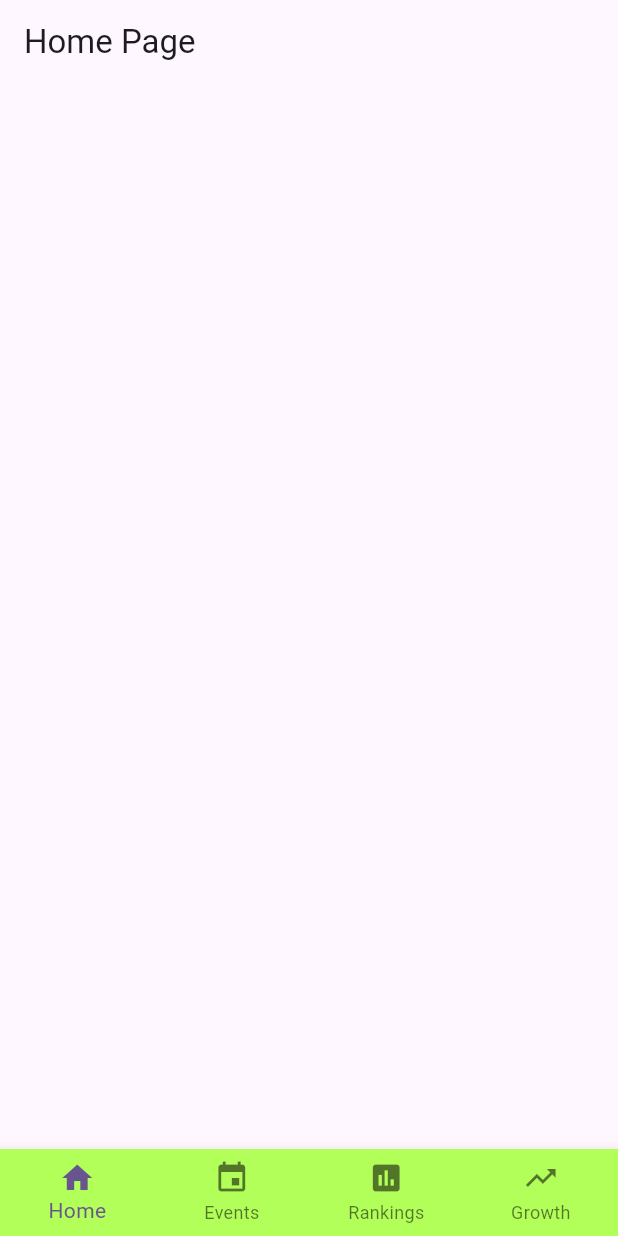
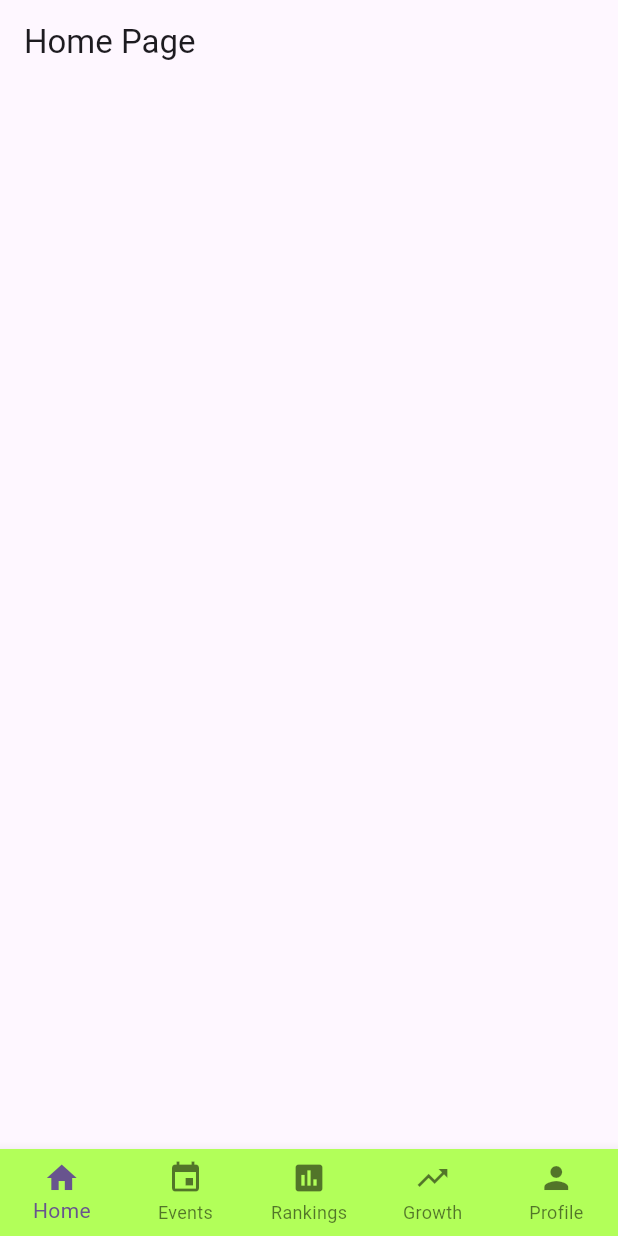
Before and after one commit to xilaizhang666/golf, a Flutter app: the screen it shows after launch, on a phone screen of 412 x 824 dp. Run offline on Flutter 3.47's test engine with Material 3 defaults, Android fonts, the phone set to English and light mode, and no system bars.

Commit message:
navigation

```diff
--- a/lib/routes.dart
+++ b/lib/routes.dart
@@ -3,6 +3,7 @@ import 'package:golf/pages/event_detail.dart';
 import 'package:golf/pages/event_page.dart';
 import 'package:golf/pages/growth_page.dart';
 import 'package:golf/pages/home_page.dart';
+import 'package:golf/pages/profile_page.dart';
 import 'package:golf/pages/ranking_page.dart';
 
 class Routes extends StatefulWidget {
@@ -19,6 +20,7 @@ class _RoutesState extends State<Routes> {
     EventPage(),
     RankingPage(),
     GrowthPage(),
+    ProfilePage()
   ];
   void onItemTapped(int index){
     setState(() {
@@ -37,6 +39,7 @@ class _RoutesState extends State<Routes> {
           BottomNavigationBarItem(icon: Icon(Icons.event), label: "Events"),
           BottomNavigationBarItem(icon: Icon(Icons.assessment), label: "Rankings"),
           BottomNavigationBarItem(icon: Icon(Icons.trending_up), label: "Growth"),
+          BottomNavigationBarItem(icon: Icon(Icons.person), label: "Profile"),
         ],
         currentIndex: selectedIndex,
         onTap: onItemTapped,
```
